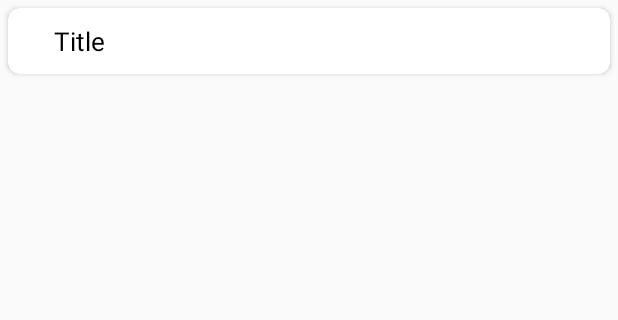
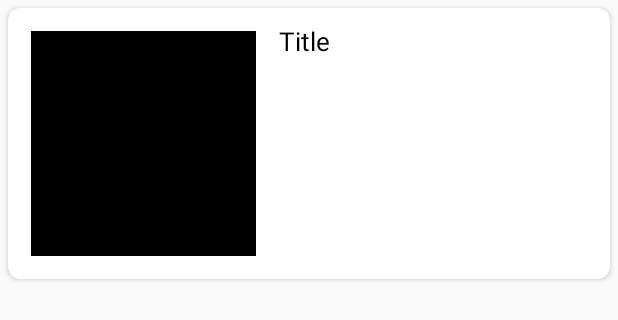
Before and after one commit to viveks77/PocketTest-Client, an Android app: the layout video_list.xml on its own in the app's theme, with its tools: preview values and no code run, on a phone screen of 412 x 824 dp. Shown: the top 320 px of the screen. Run offline under Robolectric (Android 15) with nearby library versions, the phone set to English and light mode, and no system bars; network calls fail; Roboto replaces fonts that are not available here.

```diff
--- a/app/build.gradle
+++ b/app/build.gradle
@@ -38,4 +38,5 @@ dependencies {
     implementation 'de.hdodenhof:circleimageview:3.1.0'
     implementation 'com.squareup.picasso:picasso:2.71828'
     implementation 'com.pierfrancescosoffritti.androidyoutubeplayer:core:10.0.5'
+    implementation 'com.faltenreich:skeletonlayout:2.1.0'
 }
--- a/app/src/main/res/layout/video_list.xml
+++ b/app/src/main/res/layout/video_list.xml
@@ -21,8 +21,8 @@
             <ImageView
                 android:id="@+id/thumbnailId"
                 android:background="@android:color/background_dark"
-                android:layout_width="wrap_content"
-                android:layout_height="wrap_content"
+                android:layout_width="150dp"
+                android:layout_height="150dp"
                 android:layout_alignParentStart="true"
                 android:layout_margin="5dp" />
             <TextView
@@ -32,7 +32,7 @@
                 android:layout_marginStart="10dp"
                 android:textSize="17sp"
                 android:textColor="#000000"
-                android:layout_width="wrap_content"
+                android:layout_width="match_parent"
                 android:layout_height="wrap_content" />
 
         </RelativeLayout>
```
Also changed, not shown: app/src/main/java/com/example/pockettest/Fragments/LecturesFragment.java (+9 -3 lines), app/src/main/res/layout/fragment_lectures.xml (+8 -3 lines).
